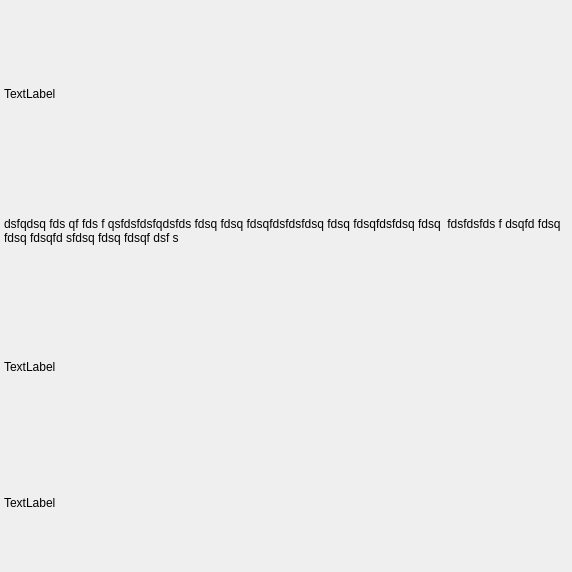
flegall2014/Blynk, file blynk/aboutwindow.ui: the form before one commit.
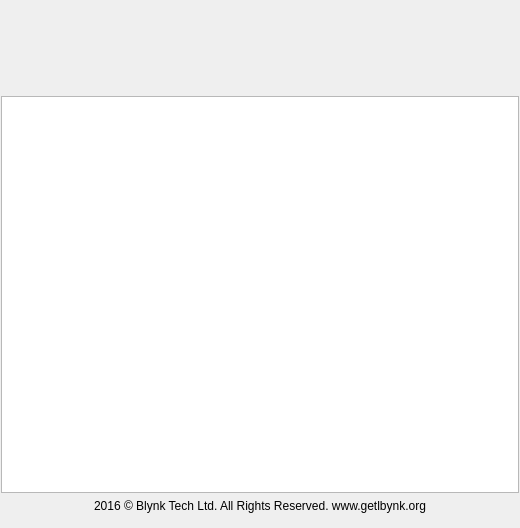
The form after the commit. Custom widgets are drawn as their Qt base class.

What changed in the file:
```diff
--- a/blynk/aboutwindow.ui
+++ b/blynk/aboutwindow.ui
@@ -6,8 +6,8 @@
    <rect>
     <x>0</x>
     <y>0</y>
-    <width>572</width>
-    <height>572</height>
+    <width>520</width>
+    <height>528</height>
    </rect>
   </property>
   <property name="sizePolicy">
@@ -16,11 +16,23 @@
     <verstretch>0</verstretch>
    </sizepolicy>
   </property>
+  <property name="minimumSize">
+   <size>
+    <width>0</width>
+    <height>528</height>
+   </size>
+  </property>
+  <property name="maximumSize">
+   <size>
+    <width>16777215</width>
+    <height>528</height>
+   </size>
+  </property>
   <property name="windowTitle">
    <string>Form</string>
   </property>
   <property name="styleSheet">
-   <string notr="true">border-color: transparent</string>
+   <string notr="true"/>
   </property>
   <layout class="QGridLayout" name="gridLayout_2">
    <property name="leftMargin">
@@ -38,16 +50,16 @@
    <item row="0" column="0">
     <layout class="QVBoxLayout" name="verticalLayout">
      <property name="leftMargin">
-      <number>4</number>
+      <number>1</number>
      </property>
      <property name="topMargin">
-      <number>4</number>
+      <number>1</number>
      </property>
      <property name="rightMargin">
-      <number>4</number>
+      <number>1</number>
      </property>
      <property name="bottomMargin">
-      <number>4</number>
+      <number>1</number>
      </property>
      <item>
       <spacer name="verticalSpacer">
@@ -68,47 +80,45 @@
      <item>
       <layout class="QVBoxLayout" name="verticalLayout_3">
        <item>
-        <widget class="QLabel" name="label">
-         <property name="text">
-          <string>TextLabel</string>
-         </property>
-        </widget>
+        <layout class="QHBoxLayout" name="horizontalLayout">
+         <item>
+          <widget class="ImageWidget" name="logoWidget" native="true">
+           <property name="minimumSize">
+            <size>
+             <width>0</width>
+             <height>64</height>
+            </size>
+           </property>
+           <property name="maximumSize">
+            <size>
+             <width>16777215</width>
+             <height>64</height>
+            </size>
+           </property>
+          </widget>
+         </item>
+        </layout>
        </item>
-      </layout>
-     </item>
-     <item>
-      <layout class="QHBoxLayout" name="horizontalLayout_5">
        <item>
-        <widget class="QLabel" name="label_2">
-         <property name="text">
-          <string>dsfqdsq fds qf fds f qsfdsfdsfqdsfds fdsq fdsq fdsqfdsfdsfdsq fdsq fdsqfdsfdsq fdsq  fdsfdsfds f dsqfd fdsq  fdsq fdsqfd sfdsq fdsq fdsqf dsf s</string>
-         </property>
-         <property name="wordWrap">
-          <bool>true</bool>
-         </property>
-        </widget>
+        <widget class="QTextEdit" name="textEdit"/>
        </item>
-      </layout>
-     </item>
-     <item>
-      <layout class="QVBoxLayout" name="verticalLayout_2">
        <item>
-        <widget class="QLabel" name="label_3">
-         <property name="text">
-          <string>TextLabel</string>
+        <layout class="QHBoxLayout" name="horizontalLayout_2">
+         <property name="topMargin">
+          <number>0</number>
          </property>
-        </widget>
-       </item>
-      </layout>
-     </item>
-     <item>
-      <layout class="QHBoxLayout" name="horizontalLayout_3">
-       <item>
-        <widget class="QLabel" name="label_4">
-         <property name="text">
-          <string>TextLabel</string>
-         </property>
-        </widget>
+         <item>
+          <widget class="QLabel" name="label">
+           <property name="text">
+            <string>2016 © Blynk Tech Ltd. All Rights Reserved. www.getlbynk.org
+</string>
+           </property>
+           <property name="alignment">
+            <set>Qt::AlignCenter</set>
+           </property>
+          </widget>
+         </item>
+        </layout>
        </item>
       </layout>
      </item>
@@ -116,6 +126,13 @@
    </item>
   </layout>
  </widget>
+ <customwidgets>
+  <customwidget>
+   <class>ImageWidget</class>
+   <extends>QWidget</extends>
+   <header>imagewidget.h</header>
+  </customwidget>
+ </customwidgets>
  <resources/>
  <connections/>
 </ui>
```
